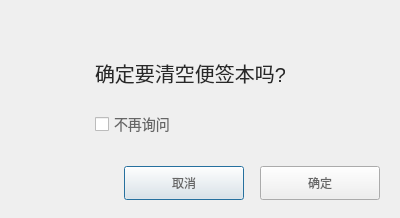
Qt form src/plugins/ukui-notebook/emptyNotes.ui (ukui/ukui-sidebar) before a commit.
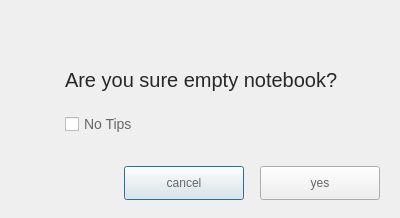
The same form after that commit.

Commit message:
fix(bug57138): 便签本
Description: 系统语言为英文时清空便签本，弹出中文提示框

Log: change file editpage.ui ukui-notebook_zh_CN.qm ukui-notebook_zh_CN.ts

Patch:
```diff
--- a/src/plugins/ukui-notebook/emptyNotes.ui
+++ b/src/plugins/ukui-notebook/emptyNotes.ui
@@ -25,10 +25,10 @@
    <widget class="QLabel" name="label">
     <property name="geometry">
      <rect>
-      <x>95</x>
-      <y>62</y>
-      <width>190</width>
-      <height>22</height>
+      <x>65</x>
+      <y>64</y>
+      <width>281</width>
+      <height>31</height>
      </rect>
     </property>
     <property name="styleSheet">
@@ -41,13 +41,13 @@
 </string>
     </property>
     <property name="text">
-     <string>确定要清空便签本吗?</string>
+     <string>Are you sure empty notebook?</string>
     </property>
    </widget>
    <widget class="QCheckBox" name="checkBox">
     <property name="geometry">
      <rect>
-      <x>95</x>
+      <x>65</x>
       <y>110</y>
       <width>151</width>
       <height>28</height>
@@ -61,7 +61,7 @@
 opacity:0.91;</string>
     </property>
     <property name="text">
-     <string>不再询问</string>
+     <string>No Tips</string>
     </property>
    </widget>
    <widget class="QPushButton" name="pushButton">
@@ -78,7 +78,7 @@
 line-height:24px;</string>
     </property>
     <property name="text">
-     <string>取消</string>
+     <string>cancel</string>
     </property>
    </widget>
    <widget class="QPushButton" name="pushButton_2">
@@ -95,7 +95,7 @@
 line-height:24px;</string>
     </property>
     <property name="text">
-     <string>确定</string>
+     <string>yes</string>
     </property>
    </widget>
   </widget>
```
The commit also changes 2 other files.
